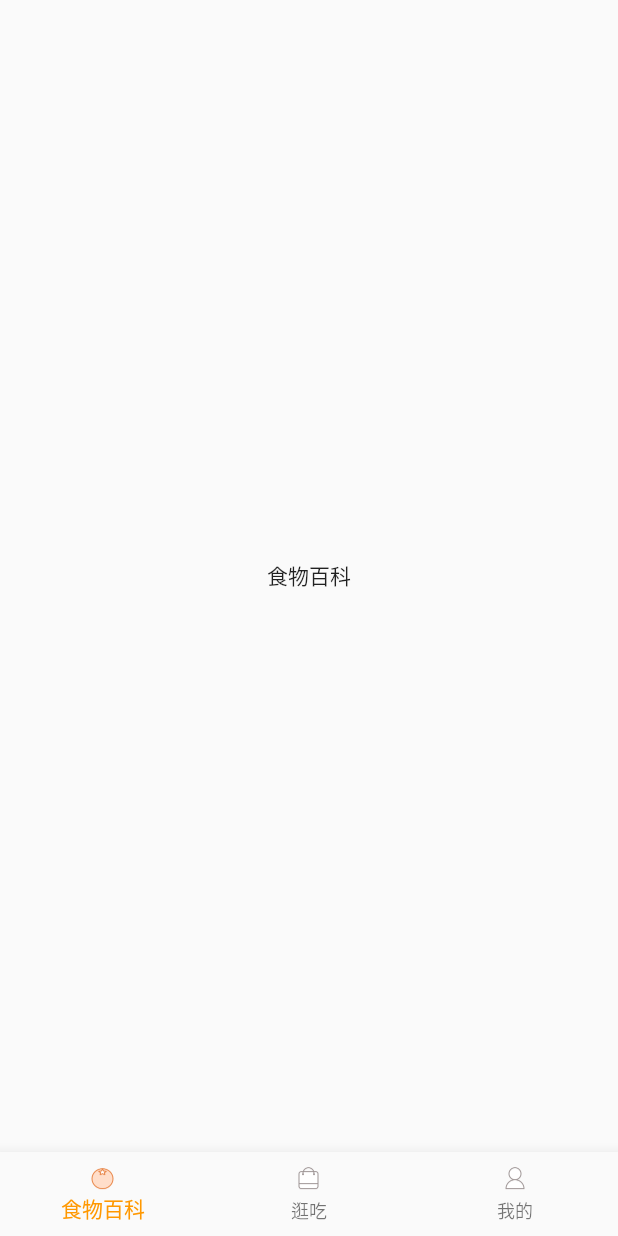
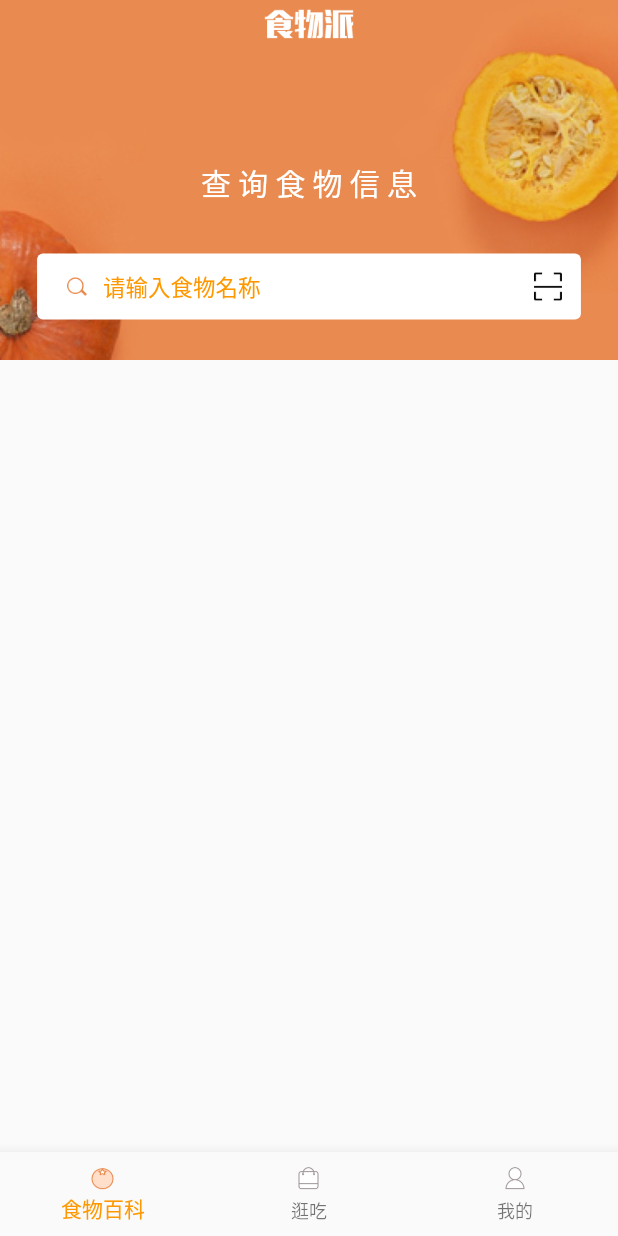
Before and after one commit to ljunb/flutter_ishiwupai, a Flutter app: the screen it shows after launch, on a phone screen of 412 x 824 dp. Run offline on Flutter 3.47's test engine with Material 2 defaults, Android fonts, the phone set to English and light mode, and no system bars.

Commit message:
[update] 首页头图完成

```diff
--- a/lib/pages/food_encyclopedia.dart
+++ b/lib/pages/food_encyclopedia.dart
@@ -1,4 +1,5 @@
 import 'package:flutter/material.dart';
+import '../widgets/home_search_bar.dart';
 
 class FoodEncyclopedia extends StatefulWidget {
   static String tag = 'food_encyclopedia_page';
@@ -12,12 +13,61 @@ class _FoodEncyclopediaState extends State<FoodEncyclopedia>
   @override
   bool get wantKeepAlive => true;
 
+  _handleClickSearchBar() {
+    print('handle');
+  }
+
+  _handleClickScanBtn() {
+    print('scan');
+  }
+
   @override
   Widget build(BuildContext context) {
     super.build(context);
 
-    return Center(
-      child: Text('食物百科'),
+    final screen = MediaQuery.of(context).size;
+    final iphoneXNavHeight = MediaQuery.of(context).padding.top;
+    final imgHeight = 240 + iphoneXNavHeight;
+
+    final topImage = Stack(
+      children: <Widget>[
+        Image.asset('assets/img_home_bg.png',
+            height: imgHeight, width: screen.width, fit: BoxFit.cover),
+        Container(
+          width: screen.width,
+          height: imgHeight,
+          child: Column(
+            mainAxisSize: MainAxisSize.max,
+            crossAxisAlignment: CrossAxisAlignment.center,
+            children: <Widget>[
+              Container(height: iphoneXNavHeight + 5),
+              Image.asset('assets/ic_head_logo.png', height: 22, width: 60),
+              Container(height: 80),
+              Text(
+                '查 询 食 物 信 息',
+                style: TextStyle(
+                    color: Colors.white,
+                    fontSize: 20,
+                    fontWeight: FontWeight.w200),
+              ),
+              Container(height: 32),
+              HomeSearchBarButton(
+                onPress: _handleClickSearchBar,
+                onScan: _handleClickScanBtn,
+              )
+            ],
+          ),
+        )
+      ],
+    );
+
+    return Container(
+      height: MediaQuery.of(context).size.height,
+      child: SingleChildScrollView(
+        child: Column(
+          children: <Widget>[topImage],
+        ),
+      ),
     );
   }
 }
--- /dev/null
+++ b/lib/widgets/home_search_bar.dart
@@ -0,0 +1,42 @@
+import 'package:flutter/material.dart';
+
+class HomeSearchBarButton extends StatelessWidget {
+  HomeSearchBarButton({Key key, @required this.onPress, @required this.onScan});
+
+  final Function onPress;
+  final Function onScan;
+
+  @override
+  Widget build(BuildContext context) {
+    final searchContent = Row(
+      children: <Widget>[
+        Image.asset('assets/ic_home_search.png', height: 20, width: 20),
+        Container(width: 8),
+        Text('请输入食物名称', style: TextStyle(color: Colors.orange, fontSize: 15)),
+      ],
+    );
+
+    final scanBtn = GestureDetector(
+      child: Image.asset('assets/ic_scan.png',
+          height: 34, width: 34, color: Colors.black),
+      onTap: this.onScan,
+    );
+
+    final content = Padding(
+        padding: EdgeInsets.fromLTRB(16, 0, 5, 0),
+        child: Row(
+          mainAxisAlignment: MainAxisAlignment.spaceBetween,
+          children: <Widget>[searchContent, scanBtn],
+        ));
+
+    return GestureDetector(
+        onTap: this.onPress,
+        child: Container(
+            height: 44,
+            width: MediaQuery.of(context).size.width * 0.88,
+            decoration: BoxDecoration(
+                color: Colors.white,
+                borderRadius: BorderRadius.all(Radius.circular(4.0))),
+            child: content));
+  }
+}
--- a/pubspec.yaml
+++ b/pubspec.yaml
@@ -44,6 +44,10 @@ flutter:
     - assets/ic_tab_my_select.png
     - assets/ic_tab_shop.png
     - assets/ic_tab_shop_select.png
+    - assets/img_home_bg.png
+    - assets/ic_head_logo.png
+    - assets/ic_home_search.png
+    - assets/ic_scan.png
 
   # To add assets to your application, add an assets section, like this:
   # assets:
```
